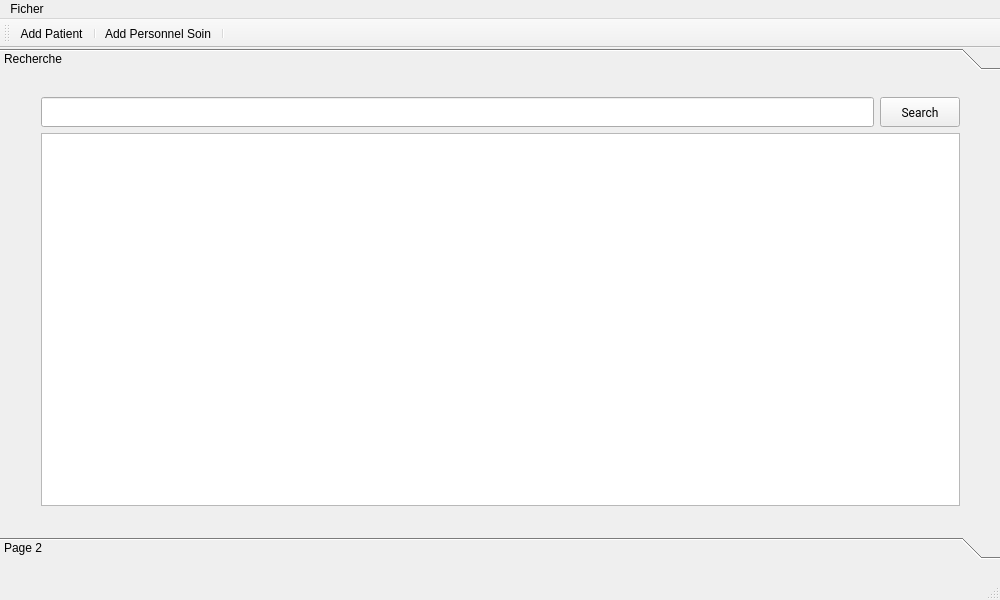
The window that mainwindow.ui (pholien/QtProjet) describes before a commit, drawn with Qt 5.
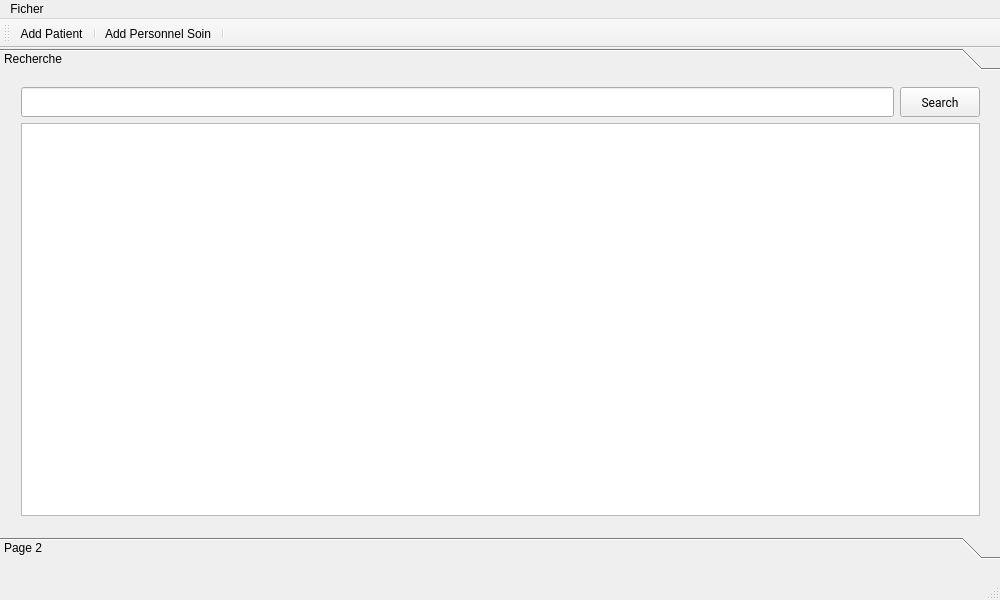
The same window after the commit. Icons and pictures are not drawn.

```diff
--- a/mainwindow.ui
+++ b/mainwindow.ui
@@ -59,10 +59,10 @@
      <widget class="QWidget" name="layoutWidget">
       <property name="geometry">
        <rect>
-        <x>30</x>
-        <y>10</y>
-        <width>941</width>
-        <height>431</height>
+        <x>10</x>
+        <y>0</y>
+        <width>981</width>
+        <height>451</height>
        </rect>
       </property>
       <layout class="QGridLayout" name="gridLayout">
```
Left out of the diff: 4 changed lines with no effect on the pictures.
